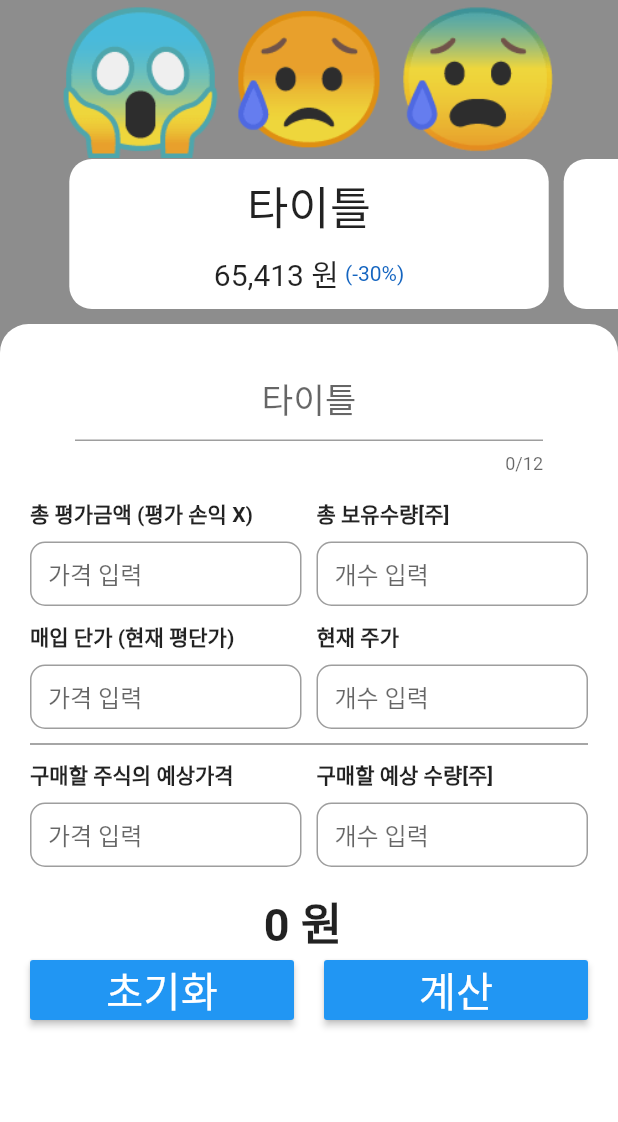
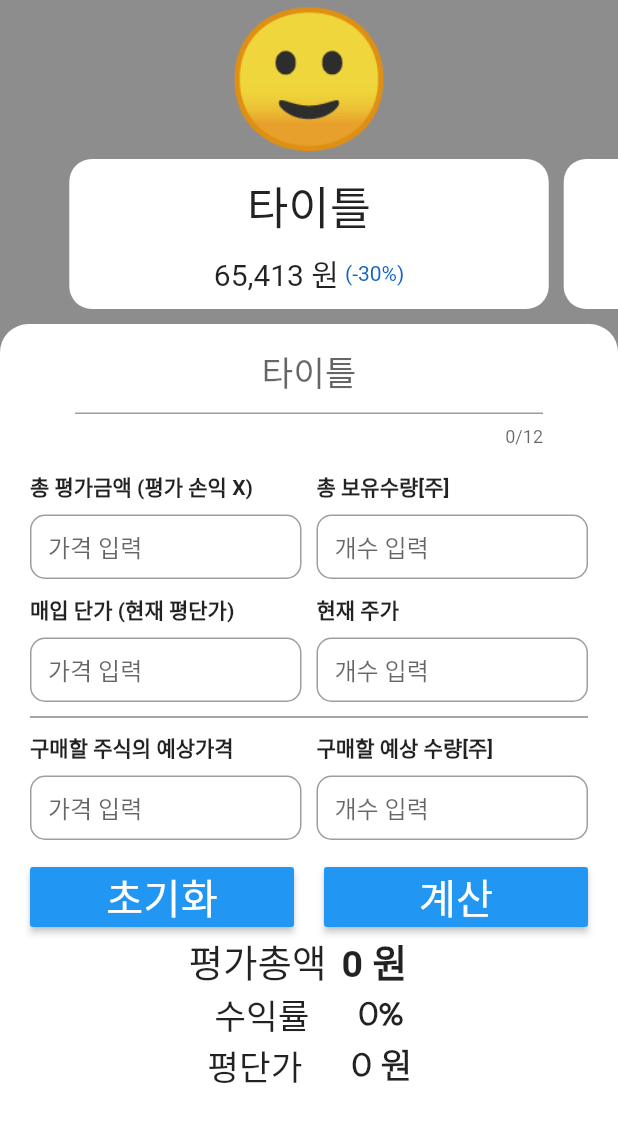
Before and after one commit to soohyeok8901/stock_calculator, a Flutter app: the screen it shows after launch, on a phone screen of 412 x 824 dp. Shown: the top 1122 px of the screen. Run offline on Flutter 3.47's test engine with Material 2 defaults, Android fonts, the phone set to English and light mode, and no system bars; drawn by our look-alikes of carousel_slider, google_mobile_ads; our stand-ins replace flutter_screenutil; network calls fail; Roboto replaces fonts that are missing (GmarketSansMedium).

Commit message:
Modified setColor method

```diff
--- a/lib/models/stock_card.dart
+++ b/lib/models/stock_card.dart
@@ -1,6 +1,7 @@
 import 'package:flutter/cupertino.dart';
 
 //data class
+//TODO://
 class StockCard {
   StockCard(
       {this.exStockPrice,
--- a/lib/pages/main_screen.dart
+++ b/lib/pages/main_screen.dart
@@ -57,7 +57,7 @@ class _MainScreenState extends State<MainScreen> {
         };
 
         return Scaffold(
-          backgroundColor: Provider.of<CalcBrain>(context).primaryColor ?? grey,
+          backgroundColor: handleUiDataProvider.primaryColor ?? grey,
           body: SafeArea(
             child: Column(
               children: <Widget>[
@@ -66,7 +66,7 @@ class _MainScreenState extends State<MainScreen> {
                     Container(
                       // height: 170,
                       child: Text(
-                        '😱😥😰',
+                        handleUiDataProvider.emoji ?? '🙂',
                         style: TextStyle(
                           fontSize: 90,
                         ),
@@ -151,36 +151,37 @@ class _MainScreenState extends State<MainScreen> {
           child: Column(
             // mainAxisAlignment: MainAxisAlignment.spaceEvenly,
             children: <Widget>[
+              //button
+              buildButton(clearCB, calcCB),
+              FittedBox(
+                child: Column(
+                  children: <Widget>[
                     Row(
-                mainAxisAlignment: MainAxisAlignment.center,
                       children: <Widget>[
-                  //평단가
                         Text(
-                    handleUiDataProvider.averageText ?? '0 원',
+                          '평가총액',
                           style: TextStyle(
-                      fontSize: 30,
+                            fontSize: 25,
+                            fontWeight: FontWeight.w300,
+                          ),
+                        ),
+                        SizedBox(width: 10),
+
+                        //평가총액
+                        Text(
+                          handleUiDataProvider.totalValuationResultText ??
+                              '0 원',
+                          style: TextStyle(
+                            fontSize: 25,
                             fontWeight: FontWeight.bold,
                           ),
                         ),
-                  SizedBox(width: 8),
-                  //차익
+                        SizedBox(width: 15),
+                        //평가손익
                         Text(
-                    handleUiDataProvider.diffText ?? '',
+                          handleUiDataProvider.valuationResultText ?? '',
                           style: TextStyle(
-                      fontSize: 17,
-                      textBaseline: TextBaseline.alphabetic,
-                      fontWeight: FontWeight.bold,
-                      // color: Provider.of<CalcBrain>(context).priceDiff[0] == '-'
-                      //     ? Colors.indigoAccent[700]
-                      //     : Colors.red,
-                      fontFamily: 'Cafe24Simplehae',
-                    ),
-                  ),
-                  //수익률
-                  Text(
-                    handleUiDataProvider.percentText ?? '',
-                    style: TextStyle(
-                      fontSize: 17,
+                            fontSize: 20,
                             textBaseline: TextBaseline.alphabetic,
                             fontWeight: FontWeight.bold,
                             // color: Provider.of<CalcBrain>(context).priceDiff[0] == '-'
@@ -191,8 +192,70 @@ class _MainScreenState extends State<MainScreen> {
                         ),
                       ],
                     ),
-              //button
                     Row(
+                      children: <Widget>[
+                        Text(
+                          '수익률    ',
+                          style: TextStyle(
+                            fontSize: 23,
+                            fontWeight: FontWeight.w300,
+                          ),
+                        ),
+                        SizedBox(width: 10),
+                        //수익률
+                        Text(
+                          handleUiDataProvider.yieldResultText ?? '0%',
+                          style: TextStyle(
+                            fontSize: 23,
+                            textBaseline: TextBaseline.alphabetic,
+                            fontWeight: FontWeight.bold,
+                            // color: Provider.of<CalcBrain>(context).priceDiff[0] == '-'
+                            //     ? Colors.indigoAccent[700]
+                            //     : Colors.red,
+                            fontFamily: 'Cafe24Simplehae',
+                          ),
+                        ),
+                      ],
+                    ),
+                    Row(
+                      children: <Widget>[
+                        Text(
+                          '평단가    ',
+                          style: TextStyle(
+                            fontSize: 23,
+                            fontWeight: FontWeight.w300,
+                          ),
+                        ),
+                        SizedBox(width: 10),
+                        Text(
+                          handleUiDataProvider.purchasePriceResultText ?? '0 원',
+                          style: TextStyle(
+                            fontSize: 23,
+                            textBaseline: TextBaseline.alphabetic,
+                            fontWeight: FontWeight.bold,
+                            // color: Provider.of<CalcBrain>(context).priceDiff[0] == '-'
+                            //     ? Colors.indigoAccent[700]
+                            //     : Colors.red,
+                            fontFamily: 'Cafe24Simplehae',
+                          ),
+                        ),
+                      ],
+                    ),
+                    Row(
+                      children: <Widget>[],
+                    ),
+                  ],
+                ),
+              ),
+            ],
+          ),
+        );
+      },
+    );
+  }
+
+  Row buildButton(Function clearCB, Function calcCB) {
+    return Row(
       mainAxisAlignment: MainAxisAlignment.spaceEvenly,
       children: <Widget>[
         Expanded(
@@ -227,11 +290,6 @@ class _MainScreenState extends State<MainScreen> {
           ),
         ),
       ],
-              ),
-            ],
-          ),
-        );
-      },
     );
   }
 
--- a/lib/widgets/TitleTextField.dart
+++ b/lib/widgets/TitleTextField.dart
@@ -11,7 +11,7 @@ class TitleTextField extends StatelessWidget {
   @override
   Widget build(BuildContext context) {
     return Padding(
-      padding: EdgeInsets.fromLTRB(50, 20, 50, 16),
+      padding: EdgeInsets.fromLTRB(50, 2, 50, 16),
       child: TextField(
         controller: titleTextController,
         decoration: InputDecoration(
--- a/lib/widgets/ui_data_provider.dart
+++ b/lib/widgets/ui_data_provider.dart
@@ -16,31 +16,34 @@ class HandleUiDataProvider extends ChangeNotifier {
 
   /// fields
 
+  //color, emoji
+  Color primaryColor;
+  String emoji;
+
   //타이틀
   String title;
 
   //Row1 - 총 평가금액, 총 보유수량
-  int totalValuationPrice;
-  String totalValuationPriceText;
-  int holdingQuantity;
-  String holdingQuantityText;
+  String totalValuationPrice;
+  String holdingQuantity;
 
   //Row2 - 매입 단가(현재 평단가), 현재 주가
-  int purchasePrice;
-  String purchasePriceText;
-  int currentStockPrice;
-  String currentStockPriceText;
+  String purchasePrice;
+  String currentStockPrice;
 
   //Row3 - 구매할 주식의 예상가격, 구매할 예상수량[주]
-  int buyPrice;
-  String buyPriceText;
-  int buyCount;
-  String buyCountText;
+  String buyPrice;
+  String buyCount;
 
-  //계산 결과 텍스트들
-  String averageText;
-  String diffText;
-  String percentText;
+  //중간계산용 - 매입총액, 평가 손익
+  int totalPurchasePrice;
+  int valuation;
+
+  //계산 결과 텍스트들 - 계산된 평가총액, 계산된 평가손익, 계산된 수익률, 계산된 평단가
+  String totalValuationResultText;
+  String valuationResultText;
+  String yieldResultText;
+  String purchasePriceResultText;
 
   /// TextEditingControllers
   //title
@@ -94,12 +97,60 @@ class HandleUiDataProvider extends ChangeNotifier {
   void tabCalculateButton(BuildContext _) {
     print('tabCalcuateButton 함수 실행');
 
+    //Controller text fields화
+    controllerTextToFields();
+
+    //TODO: 지금 테스트 중입니다. 현재 평가손익, 수익률을 구할 수 있는가
+    // 평가금액, 평가손익, 수익률 순으로 나와야합니다.
+    // 물타기를 아직 고려하지 않은 계산입니다.
+
+    //평가총액
+    totalValuationResultText =
+        '${currencyFormat(int.parse(totalValuationPrice))} 원';
+
+    //매입총액 중간계산 <int>
+    totalPurchasePrice = calcBrain.calculateTotalPurchase(
+      purchasePrice: purchasePrice,
+      holdingQuantity: holdingQuantity,
+    );
+
+    //평가손익 중간계산 <int>
+    valuation = calcBrain.calculateValuation(
+      totalValuationPrice: totalValuationPrice,
+      totalPurchase: totalPurchasePrice,
+    );
+
+    //평가손익 텍스트화
+    valuationResultText = addSuffixWonWithBrackets(currencyFormat(valuation));
+
+    //수익률 계산
+    yieldResultText = addSuffixPercent(calcBrain.calculateYield(
+      valuation: valuation,
+      totalPurchase: totalPurchasePrice,
+    ));
+
+    //평단가 계산
+    purchasePriceResultText = addSuffixWon(calcBrain.calculatePurchasePrice(
+      totalPurchase: totalPurchasePrice,
+      holdingQuantity: holdingQuantity,
+    ));
+
+    primaryColor = calcBrain.setColor(
+        yieldResult: calcBrain.calculateYield(
+      valuation: valuation,
+      totalPurchase: totalPurchasePrice,
+    ));
+
+    emoji = calcBrain.setEmoji(
+        yieldResult: calcBrain.calculateYield(
+      valuation: valuation,
+      totalPurchase: totalPurchasePrice,
+    ));
+    notifyListeners();
     //키보드 끄기
     FocusScope.of(_).unfocus();
 
-    // percentText = '(${percent.toString()} %)';
-
-    notifyListeners();
+    //TODO:// 수익률, 평가손익에 컬러 적용하고 result box 정렬해봅시다 이모지에 동그란 흰색 패딩주자
   }
 
   //초기화 버튼을 눌렀을 때 result text, diff text, percent text 초기화
@@ -108,15 +159,20 @@ class HandleUiDataProvider extends ChangeNotifier {
     //키보드 끄기
     FocusScope.of(_).unfocus();
 
-    averageText = null;
-    diffText = null;
-    percentText = null;
+    totalValuationResultText = null;
+    valuationResultText = null;
+    yieldResultText = null;
+    purchasePriceResultText = null;
+
     totalValuationPriceTEC.clear();
     holdingQuantityTEC.clear();
     purchasePriceTEC.clear();
     currentStockPriceTEC.clear();
     buyPriceTEC.clear();
     buyCountTEC.clear();
+
+    primaryColor = null;
+    emoji = null;
 
     notifyListeners();
   }
@@ -175,4 +231,26 @@ class HandleUiDataProvider extends ChangeNotifier {
     // print(formatCurrency.format(calcResult));
     // notifyListeners();
   }
+
+  //컨트롤러 텍스트 필드화
+  void controllerTextToFields() {
+    totalValuationPrice = totalValuationPriceTEC.text;
+    holdingQuantity = holdingQuantityTEC.text;
+    purchasePrice = purchasePriceTEC.text;
+    currentStockPrice = currentStockPriceTEC.text;
+    buyPrice = buyPriceTEC.text;
+    buyCount = buyCountTEC.text;
+  }
+
+  String addSuffixWonWithBrackets(String value) {
+    return '($value 원)';
+  }
+
+  String addSuffixPercent(double value) {
+    return '(${value.toStringAsFixed(2)}%)';
+  }
+
+  String addSuffixWon(int value) {
+    return '${value.toString()} 원';
+  }
 }
```
Also changed, not shown: lib/models/calculator.dart (+32 -11 lines). Lines whose indentation alone changed are shown as unchanged.
